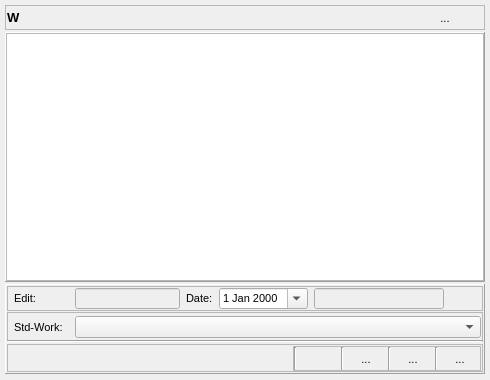
Old version of the form day_popup.ui in the repository Tria-Andy/WorkoutEditor.
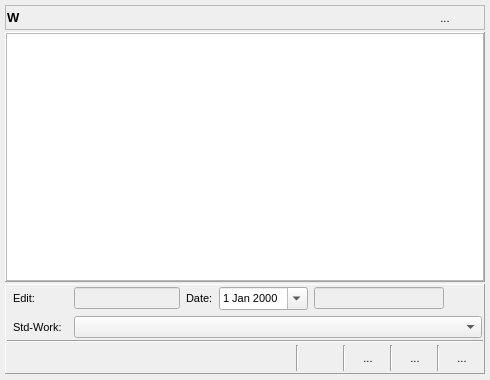
New version of the form. Icons and pictures are not drawn.

Commit message: remove frame

What changed in the file:
```diff
--- a/day_popup.ui
+++ b/day_popup.ui
@@ -317,7 +317,7 @@
          </size>
         </property>
         <property name="frameShape">
-         <enum>QFrame::StyledPanel</enum>
+         <enum>QFrame::NoFrame</enum>
         </property>
         <property name="frameShadow">
          <enum>QFrame::Raised</enum>
@@ -437,7 +437,7 @@
          </size>
         </property>
         <property name="frameShape">
-         <enum>QFrame::StyledPanel</enum>
+         <enum>QFrame::NoFrame</enum>
         </property>
         <property name="frameShadow">
          <enum>QFrame::Raised</enum>
@@ -512,7 +512,7 @@
          </size>
         </property>
         <property name="frameShape">
-         <enum>QFrame::StyledPanel</enum>
+         <enum>QFrame::NoFrame</enum>
         </property>
         <property name="frameShadow">
          <enum>QFrame::Raised</enum>
@@ -555,7 +555,7 @@
             </size>
            </property>
            <property name="frameShape">
-            <enum>QFrame::StyledPanel</enum>
+            <enum>QFrame::NoFrame</enum>
            </property>
            <property name="frameShadow">
             <enum>QFrame::Raised</enum>
```
